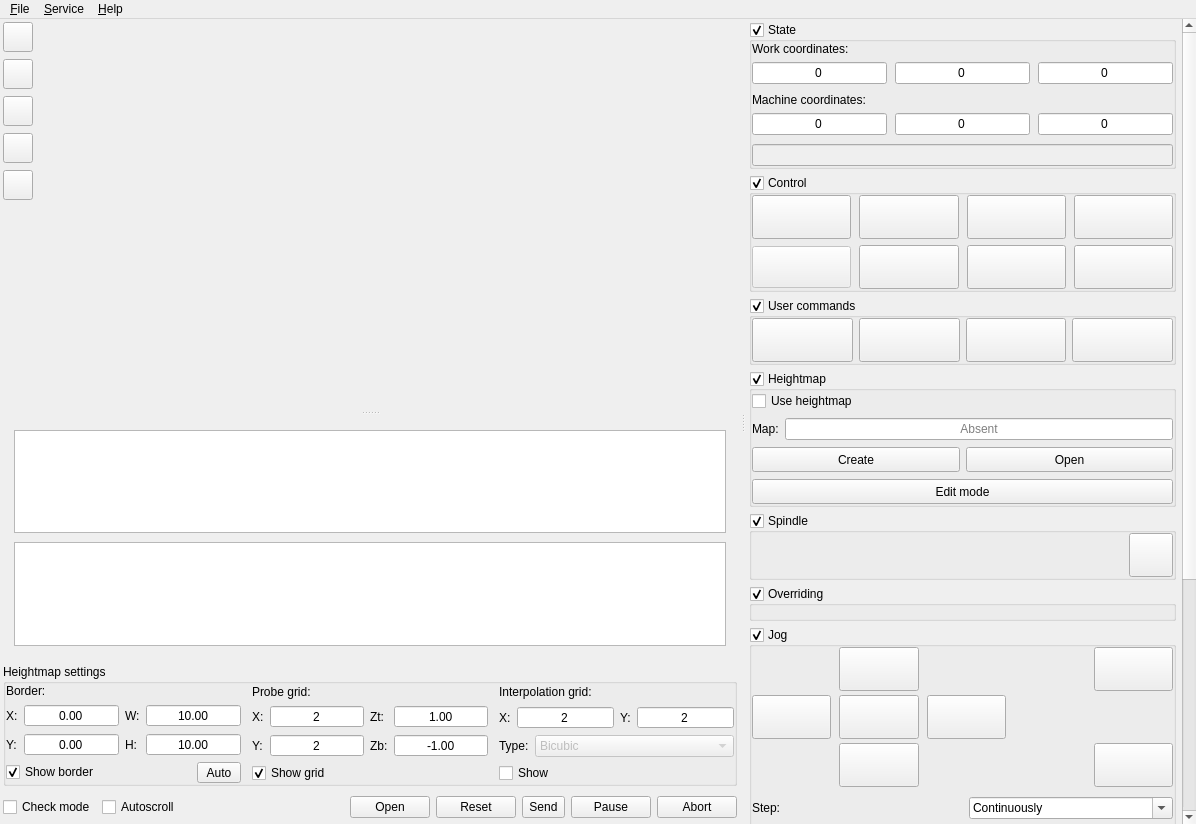
Above: src/frmmain.ui from djuls-lab/candle before the change. Below: the same form after it.
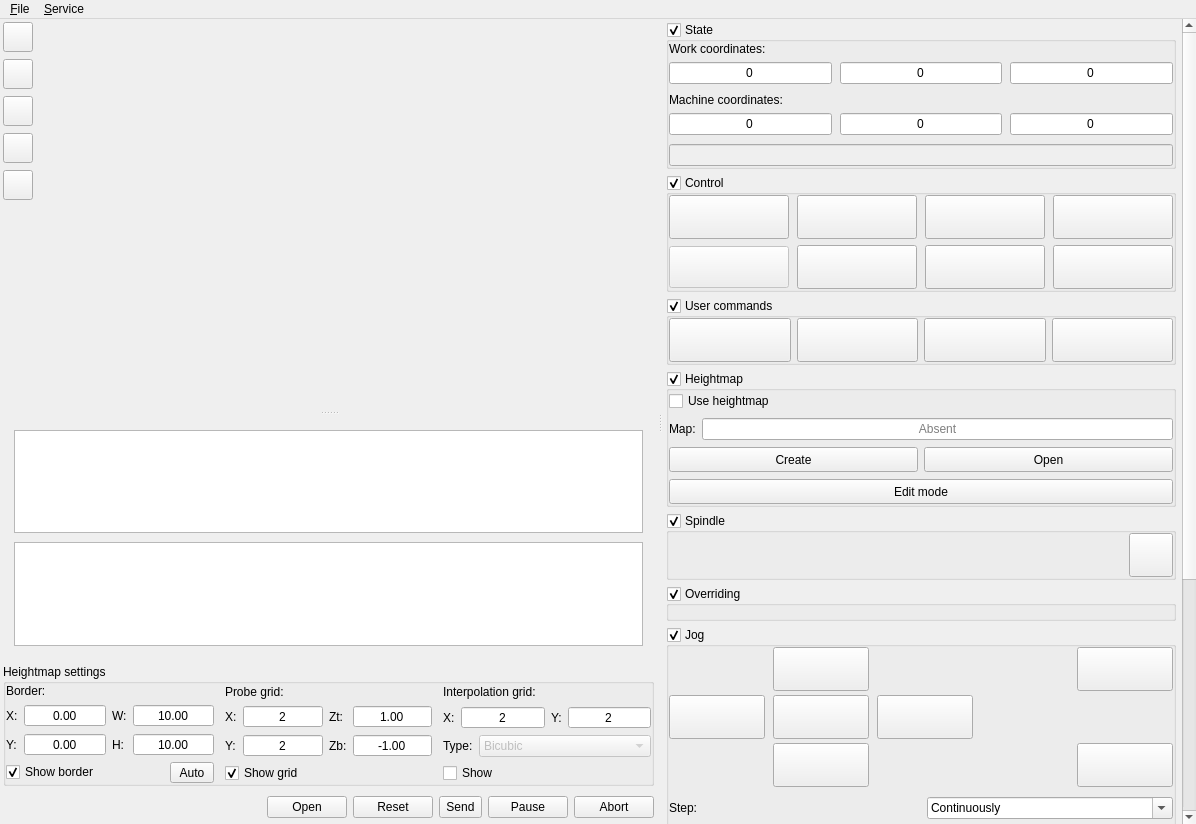
That is the form after the change. Icons and pictures are not drawn. Custom widgets are drawn as their Qt base class.

Commit message: menu / toolbar restructuring

Diff of the .ui file:
```diff
--- a/src/frmmain.ui
+++ b/src/frmmain.ui
@@ -841,44 +841,6 @@
           <property name="bottomMargin">
            <number>3</number>
           </property>
-          <item>
-           <widget class="QCheckBox" name="chkTestMode">
-            <property name="sizePolicy">
-             <sizepolicy hsizetype="Preferred" vsizetype="Fixed">
-              <horstretch>0</horstretch>
-              <verstretch>0</verstretch>
-             </sizepolicy>
-            </property>
-            <property name="minimumSize">
-             <size>
-              <width>22</width>
-              <height>0</height>
-             </size>
-            </property>
-            <property name="text">
-             <string>Check mode</string>
-            </property>
-           </widget>
-          </item>
-          <item>
-           <widget class="QCheckBox" name="chkAutoScroll">
-            <property name="sizePolicy">
-             <sizepolicy hsizetype="Preferred" vsizetype="Fixed">
-              <horstretch>0</horstretch>
-              <verstretch>0</verstretch>
-             </sizepolicy>
-            </property>
-            <property name="minimumSize">
-             <size>
-              <width>22</width>
-              <height>0</height>
-             </size>
-            </property>
-            <property name="text">
-             <string>Autoscroll</string>
-            </property>
-           </widget>
-          </item>
           <item>
            <spacer name="spacerBot">
             <property name="orientation">
@@ -994,7 +956,7 @@
             <rect>
              <x>0</x>
              <y>0</y>
-             <width>488</width>
+             <width>548</width>
              <height>1260</height>
             </rect>
            </property>
@@ -2805,16 +2767,13 @@
     </widget>
     <addaction name="actServiceSettings"/>
     <addaction name="menuTheme"/>
-   </widget>
-   <widget class="QMenu" name="mnuHelp">
-    <property name="title">
-     <string>&amp;Help</string>
-    </property>
+    <addaction name="actTestMode"/>
+    <addaction name="actAutoScroll"/>
+    <addaction name="separator"/>
     <addaction name="actAbout"/>
    </widget>
    <addaction name="mnuFile"/>
    <addaction name="mnuService"/>
-   <addaction name="mnuHelp"/>
   </widget>
   <action name="actFileOpen">
    <property name="text">
```
Left out of the diff: 21 changed lines with no effect on the pictures. The commit also changes 2 other files.
